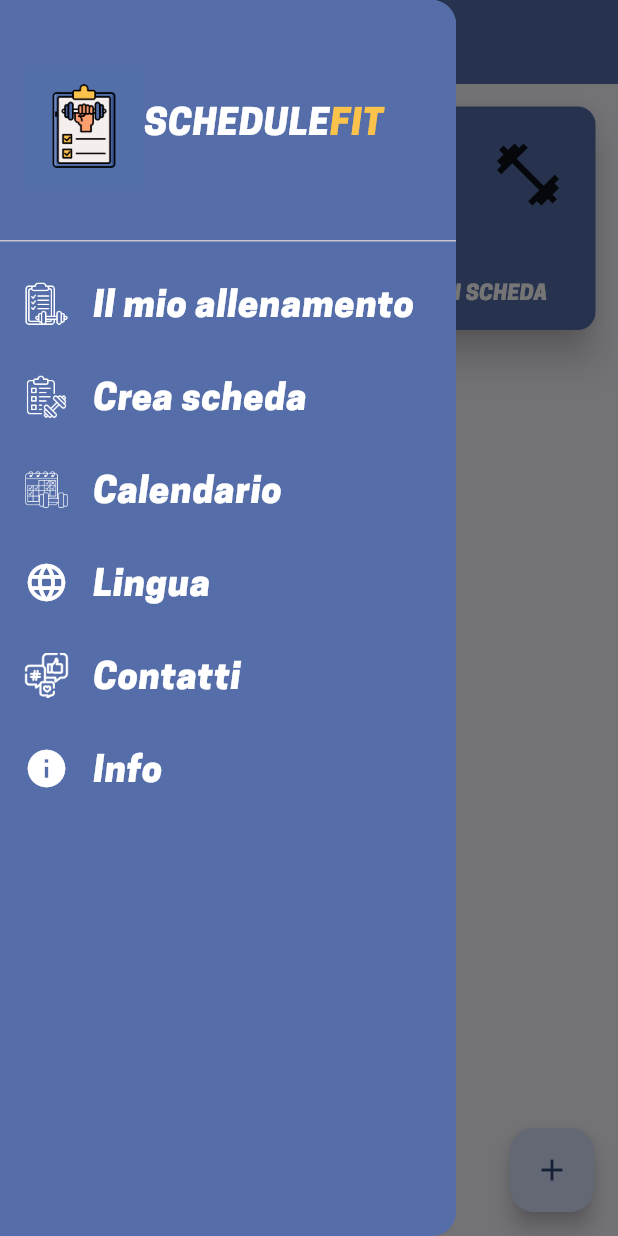
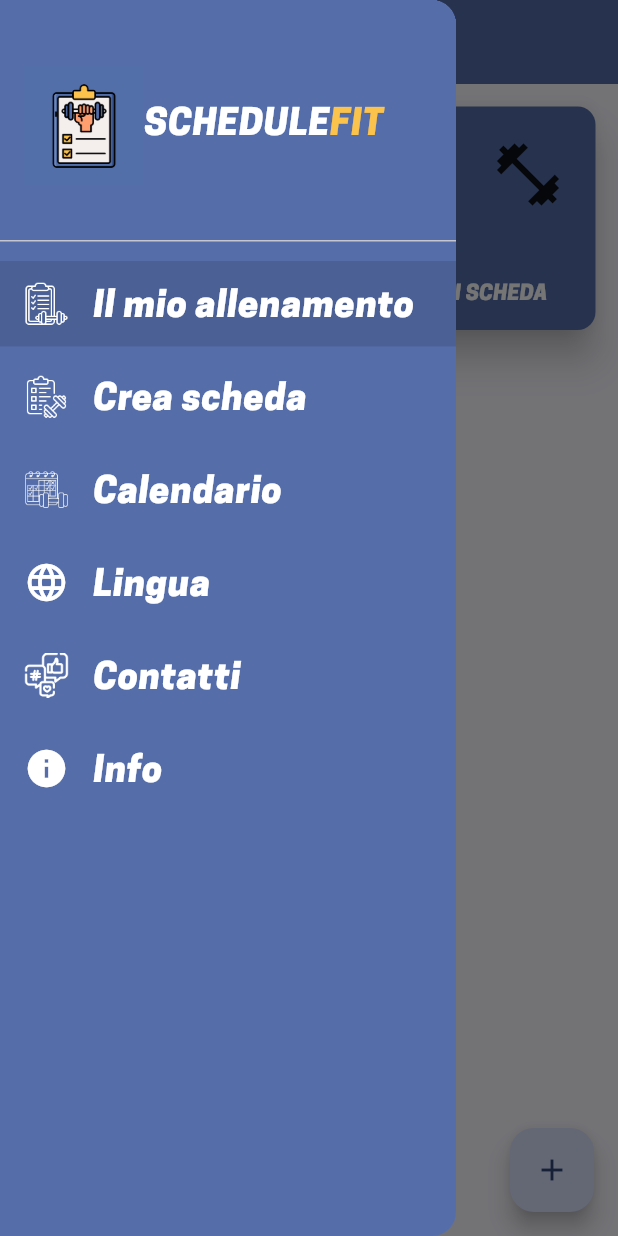
Before and after one commit to MatteoMassaro/ScheduleFit, a Flutter app: the screen it shows after launch, with the side drawer open, on a phone screen of 412 x 824 dp. Run offline on Flutter 3.47's test engine with Material 3 defaults, Android fonts, the phone set to English and light mode, and no system bars; our stand-ins replace flutter_native_splash; missing offline and left inert: country_flags.

Commit message:
Aggiunto page provider - gestita selezione pagina nell'app drawer

```diff
--- a/lib/main.dart
+++ b/lib/main.dart
@@ -1,10 +1,11 @@
 import 'package:flutter/material.dart';
 import 'package:flutter_native_splash/flutter_native_splash.dart';
 import 'package:provider/provider.dart';
+import 'package:schedule_fit/providers/page_provider.dart';
 import 'package:schedule_fit/screens/home_screen.dart';
 
 import 'l10n/app_localizations.dart';
-import 'l10n/locale_provider.dart';
+import 'providers/locale_provider.dart';
 
 void main() async {
   WidgetsBinding widgetsBinding = WidgetsFlutterBinding.ensureInitialized();
@@ -35,8 +36,11 @@ class MyApp extends StatelessWidget {
           color: Color(0xFF556EAA), foregroundColor: Colors.white));
 
   @override
-  Widget build(BuildContext context) => ChangeNotifierProvider(
-      create: (context) => LocaleProvider(),
+  Widget build(BuildContext context) => MultiProvider(
+      providers: [
+        ChangeNotifierProvider(create: (_) => LocaleProvider()),
+        ChangeNotifierProvider(create: (_) => PageProvider(AppLocalizations.of(context)?.mioAllenamento ?? 'Il mio allenamento')),
+      ],
       builder: (context, child) {
         final provider = Provider.of<LocaleProvider>(context);
         return MaterialApp(
--- a/lib/l10n/locale_provider.dart
+++ b/lib/providers/locale_provider.dart
@@ -1,6 +1,6 @@
 import 'package:flutter/material.dart';
 
-import 'app_localizations.dart';
+import '../l10n/app_localizations.dart';
 
 
 class LocaleProvider extends ChangeNotifier {
--- /dev/null
+++ b/lib/providers/page_provider.dart
@@ -0,0 +1,14 @@
+import 'package:flutter/foundation.dart';
+
+class PageProvider extends ChangeNotifier {
+  String _currentPage = '';
+
+  PageProvider(this._currentPage);
+
+  String get currentPage => _currentPage;
+
+  void setCurrentPage(String page) {
+    _currentPage = page;
+    notifyListeners();
+  }
+}
--- a/lib/screens/home_screen.dart
+++ b/lib/screens/home_screen.dart
@@ -31,12 +31,13 @@ class _HomePageState extends State<HomePage> {
   Widget build(BuildContext context) {
     return Scaffold(
       resizeToAvoidBottomInset: false,
+      drawerEnableOpenDragGesture: true,
       appBar: AppBar(
           title: Text(
-            widget.title,
-            style:
+        widget.title,
+        style:
             const TextStyle(fontFamily: 'Cooper Hewitt', color: Colors.white),
-          )),
+      )),
       drawer: const AppDrawer(),
       body: const Center(
         child: Column(
--- a/lib/widgets/app_drawer.dart
+++ b/lib/widgets/app_drawer.dart
@@ -5,7 +5,8 @@ import 'package:schedule_fit/widgets/exercises_dialog.dart';
 import 'package:url_launcher/url_launcher.dart';
 
 import '../l10n/app_localizations.dart';
-import '../l10n/locale_provider.dart';
+import '../providers/locale_provider.dart';
+import '../providers/page_provider.dart';
 import '../screens/home_screen.dart';
 
 class AppDrawer extends StatefulWidget {
@@ -38,7 +39,8 @@ class _AppDrawerState extends State<AppDrawer> {
   Widget build(BuildContext context) {
     return Drawer(
       backgroundColor: const Color(0xFF556EAA),
-      child: ListView(
+      child: Consumer<PageProvider>(builder: (context, pageProvider, child) {
+        return ListView(
           padding: EdgeInsets.zero,
           children: <Widget>[
             DrawerHeader(
@@ -73,7 +75,11 @@ class _AppDrawerState extends State<AppDrawer> {
                 showDialog(
                   context: context,
                   builder: (BuildContext context) {
-                  return HomePage(title: AppLocalizations.of(context)!.mioAllenamento);
+                    pageProvider.setCurrentPage(
+                        AppLocalizations.of(context)?.mioAllenamento ??
+                            'Il mio allenamento');
+                    return HomePage(
+                        title: AppLocalizations.of(context)!.mioAllenamento);
                   },
                 );
               },
@@ -85,6 +91,10 @@ class _AppDrawerState extends State<AppDrawer> {
                     size: 30,
                     color: Colors.white,
                   ),
+                  tileColor: pageProvider.currentPage ==
+                          AppLocalizations.of(context)?.mioAllenamento
+                      ? Colors.black12
+                      : null,
                   title: Padding(
                     padding: const EdgeInsets.only(top: 5),
                     child: Text(
@@ -133,7 +143,8 @@ class _AppDrawerState extends State<AppDrawer> {
                 showDialog(
                   context: context,
                   builder: (BuildContext context) {
-                  return HomePage(title: AppLocalizations.of(context)!.mioAllenamento);
+                    return HomePage(
+                        title: AppLocalizations.of(context)!.mioAllenamento);
                   },
                 );
               },
@@ -714,7 +725,8 @@ class _AppDrawerState extends State<AppDrawer> {
               ),
             ),
           ],
-      ),
+        );
+      }),
     );
   }
 }
```
Lines whose indentation alone changed are shown as unchanged.
